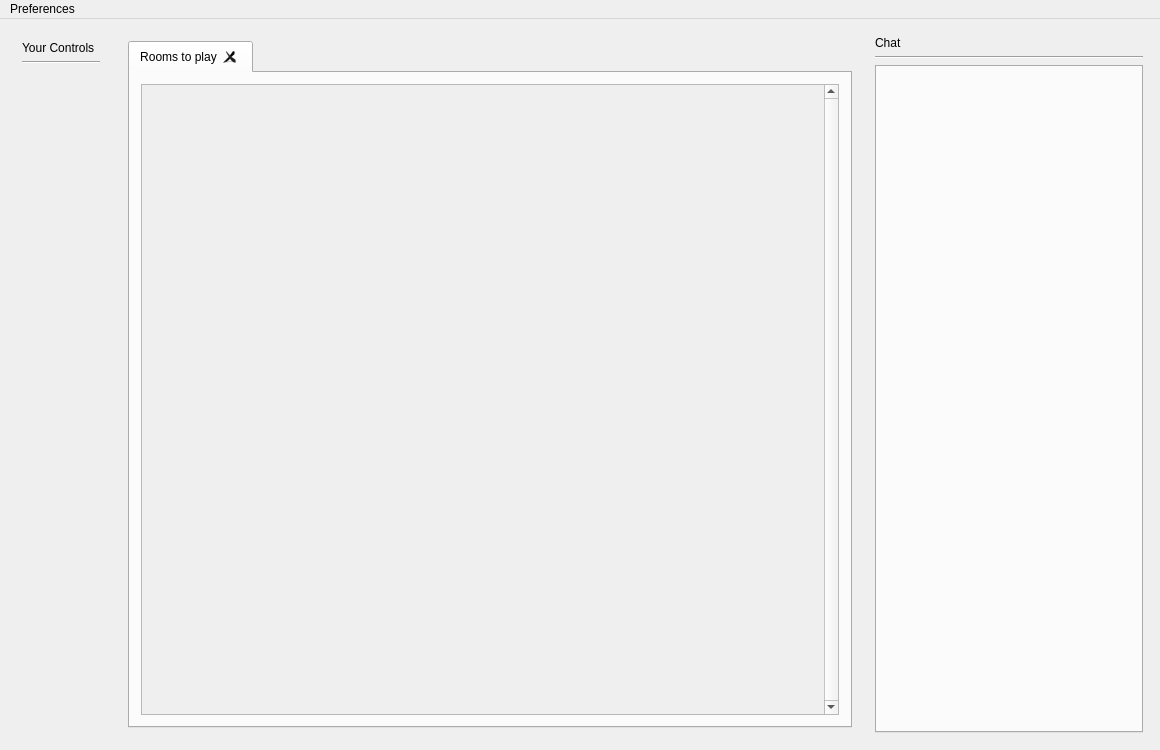
The window that src/jamtaba/gui/mainframe.ui (elieserdejesus/JamTaba) describes before a commit, drawn with Qt 5.
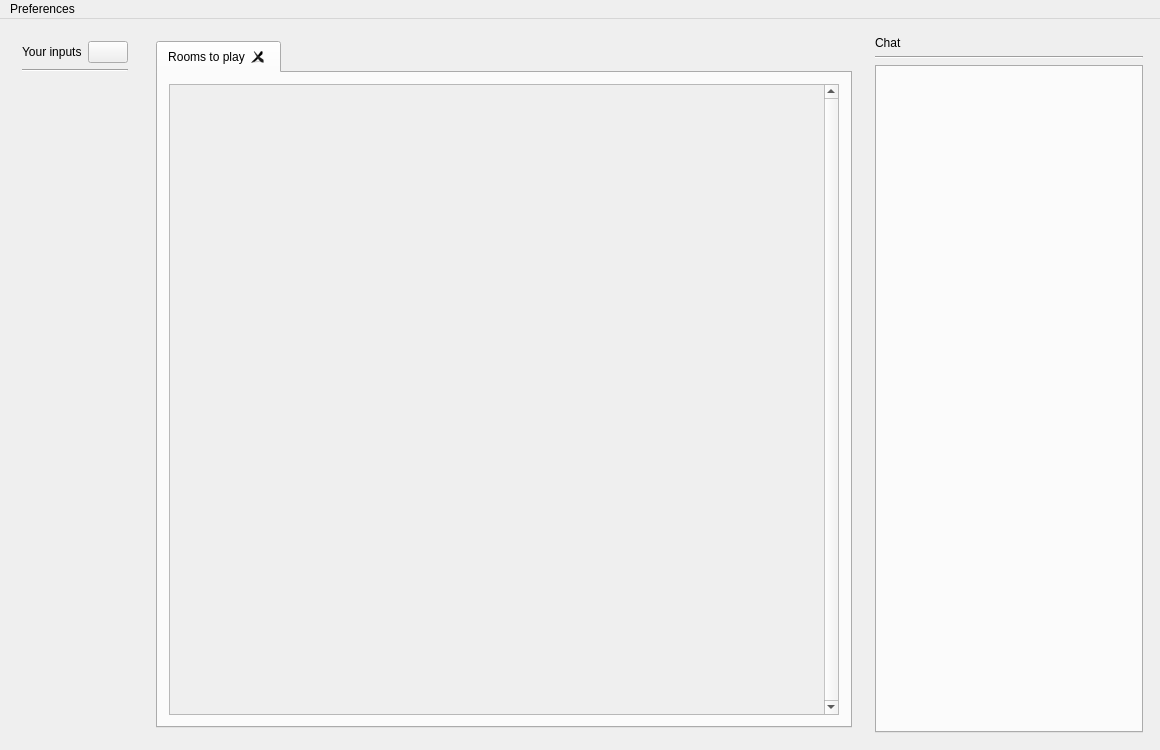
The same window after the commit.

```diff
--- a/src/jamtaba/gui/mainframe.ui
+++ b/src/jamtaba/gui/mainframe.ui
@@ -35,15 +35,31 @@
         <height>0</height>
        </size>
       </property>
-      <layout class="QVBoxLayout" name="verticalLayout_2">
-       <item>
-        <widget class="QLabel" name="label">
+      <layout class="QGridLayout" name="gridLayout">
+       <item row="0" column="0">
+        <widget class="QLabel" name="labelSectionTitle">
+         <property name="sizePolicy">
+          <sizepolicy hsizetype="Preferred" vsizetype="Preferred">
+           <horstretch>1</horstretch>
+           <verstretch>0</verstretch>
+          </sizepolicy>
+         </property>
          <property name="text">
-          <string>Your Controls</string>
+          <string>Your inputs</string>
          </property>
         </widget>
        </item>
-       <item>
+       <item row="0" column="1">
+        <widget class="QPushButton" name="toolButton">
+         <property name="toolTip">
+          <string>add or remove channels ...</string>
+         </property>
+         <property name="text">
+          <string/>
+         </property>
+        </widget>
+       </item>
+       <item row="1" column="0" colspan="2">
         <widget class="Line" name="line">
          <property name="autoFillBackground">
           <bool>false</bool>
@@ -56,7 +72,7 @@
          </property>
         </widget>
        </item>
-       <item>
+       <item row="2" column="0" colspan="2">
         <widget class="QWidget" name="localTracksWidget" native="true">
          <property name="sizePolicy">
           <sizepolicy hsizetype="Preferred" vsizetype="Preferred">
@@ -130,7 +146,7 @@
                <rect>
                 <x>0</x>
                 <y>0</y>
-                <width>689</width>
+                <width>679</width>
                 <height>644</height>
                </rect>
               </property>
```
